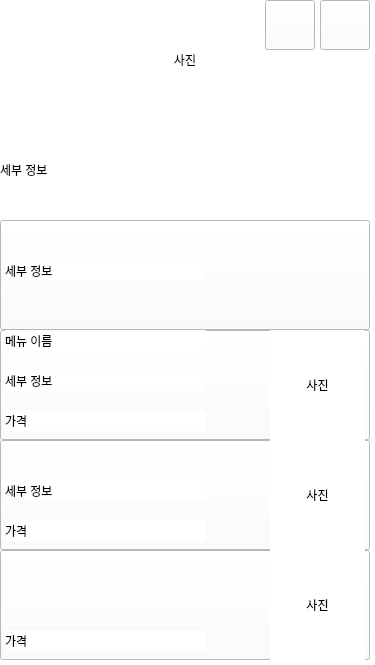
LeeSooBin96/BockPang, file CustomerClient/orderpage.ui: the form before one commit.
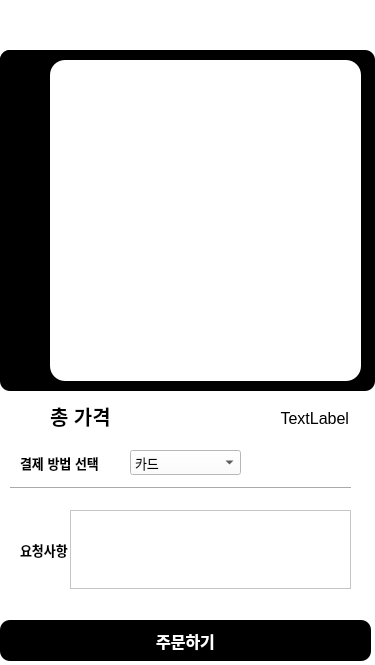
The form after the commit. The open tabs and pages were chosen to show the change. Icons and pictures are not drawn.

Diff of the .ui file:
```diff
--- a/CustomerClient/orderpage.ui
+++ b/CustomerClient/orderpage.ui
@@ -44,7 +44,7 @@
    <item>
     <widget class="QStackedWidget" name="stackedWidget">
      <property name="currentIndex">
-      <number>4</number>
+      <number>7</number>
      </property>
      <widget class="QWidget" name="page">
       <widget class="QPushButton" name="Btn_Burger_3">
@@ -1020,7 +1020,7 @@
         <item>
          <widget class="QTabWidget" name="tabWidget">
           <property name="currentIndex">
-           <number>1</number>
+           <number>0</number>
           </property>
           <widget class="QWidget" name="tab">
            <attribute name="title">
@@ -1462,7 +1462,8 @@
         </rect>
        </property>
        <property name="styleSheet">
-        <string notr="true">border-image: url(:/Image/Back_2.png);</string>
+        <string notr="true">border-image: url(:/Image/Back_2.png);
+background-color: rgba(255, 255, 255,0);</string>
        </property>
        <property name="text">
         <string/>
@@ -1483,7 +1484,7 @@
          <x>-10</x>
          <y>-1</y>
          <width>391</width>
-         <height>631</height>
+         <height>601</height>
         </rect>
        </property>
        <property name="lineWidth">
@@ -1501,7 +1502,7 @@
           <x>0</x>
           <y>0</y>
           <width>395</width>
-          <height>629</height>
+          <height>599</height>
          </rect>
         </property>
         <layout class="QVBoxLayout" name="OPVlayout" stretch="0">
@@ -1681,6 +1682,53 @@
         <string>장바구니 담기</string>
        </property>
       </widget>
+      <widget class="QWidget" name="layoutWidget">
+       <property name="geometry">
+        <rect>
+         <x>10</x>
+         <y>590</y>
+         <width>351</width>
+         <height>41</height>
+        </rect>
+       </property>
+       <layout class="QHBoxLayout" name="horizontalLayout_18" stretch="3,7">
+        <item>
+         <widget class="QLabel" name="label_28">
+          <property name="font">
+           <font>
+            <pointsize>10</pointsize>
+            <bold>true</bold>
+           </font>
+          </property>
+          <property name="styleSheet">
+           <string notr="true">color: rgb(0, 0, 0);
+background-color: rgba(255, 255, 255,0);</string>
+          </property>
+          <property name="text">
+           <string>선택된 가격 :</string>
+          </property>
+         </widget>
+        </item>
+        <item>
+         <widget class="QLabel" name="lblSelectedPrice">
+          <property name="font">
+           <font>
+            <pointsize>10</pointsize>
+            <bold>true</bold>
+           </font>
+          </property>
+          <property name="styleSheet">
+           <string notr="true">color: rgb(0, 0, 0);
+background-color: rgba(255, 255, 255,0);</string>
+          </property>
+          <property name="text">
+           <string>TextLabel</string>
+          </property>
+         </widget>
+        </item>
+       </layout>
+      </widget>
+      <zorder>layoutWidget</zorder>
       <zorder>scrollArea_2</zorder>
       <zorder>Btn_Marcket_Back_4</zorder>
       <zorder>pushButton</zorder>
@@ -1903,8 +1951,30 @@
       <zorder>LWNoticelist</zorder>
       <zorder>Btn_Marcket_Back_6</zorder>
      </widget>
-     <widget class="QWidget" name="page_11">
-      <widget class="QLabel" name="label_22">
+     <widget class="QWidget" name="page_3">
+      <widget class="QLabel" name="label_29">
+       <property name="geometry">
+        <rect>
+         <x>20</x>
+         <y>510</y>
+         <width>52</width>
+         <height>79</height>
+        </rect>
+       </property>
+       <property name="font">
+        <font>
+         <pointsize>10</pointsize>
+         <bold>true</bold>
+        </font>
+       </property>
+       <property name="styleSheet">
+        <string notr="true">color: rgb(0, 0, 0);</string>
+       </property>
+       <property name="text">
+        <string>요청사항</string>
+       </property>
+      </widget>
+      <widget class="QLabel" name="label_26">
        <property name="geometry">
         <rect>
          <x>0</x>
@@ -1922,32 +1992,7 @@
         <string/>
        </property>
       </widget>
-      <widget class="QPushButton" name="Btn_Marcket_Back_7">
-       <property name="geometry">
-        <rect>
-         <x>0</x>
-         <y>0</y>
-         <width>50</width>
-         <height>50</height>
-        </rect>
-       </property>
-       <property name="styleSheet">
-        <string notr="true">border-image: url(:/Image/Back_2.png);</string>
-       </property>
-       <property name="text">
-        <string/>
-       </property>
-       <property name="iconSize">
-        <size>
-         <width>50</width>
-         <height>50</height>
-        </size>
-       </property>
-       <property name="flat">
-        <bool>true</bool>
-       </property>
-      </widget>
-      <widget class="QLabel" name="label_23">
+      <widget class="QLabel" name="label_30">
        <property name="geometry">
         <rect>
          <x>0</x>
@@ -1966,6 +2011,127 @@
         <string/>
        </property>
       </widget>
+      <widget class="QTextEdit" name="textEdit">
+       <property name="geometry">
+        <rect>
+         <x>70</x>
+         <y>510</y>
+         <width>281</width>
+         <height>79</height>
+        </rect>
+       </property>
+       <property name="styleSheet">
+        <string notr="true">color: rgb(0, 0, 0);</string>
+       </property>
+       <property name="horizontalScrollBarPolicy">
+        <enum>Qt::ScrollBarAlwaysOff</enum>
+       </property>
+      </widget>
+      <widget class="QLabel" name="label_31">
+       <property name="geometry">
+        <rect>
+         <x>50</x>
+         <y>400</y>
+         <width>94</width>
+         <height>31</height>
+        </rect>
+       </property>
+       <property name="font">
+        <font>
+         <pointsize>15</pointsize>
+         <bold>true</bold>
+        </font>
+       </property>
+       <property name="styleSheet">
+        <string notr="true">color: rgb(0, 0, 0);</string>
+       </property>
+       <property name="text">
+        <string>총 가격</string>
+       </property>
+      </widget>
+      <widget class="QLabel" name="label_32">
+       <property name="geometry">
+        <rect>
+         <x>20</x>
+         <y>450</y>
+         <width>112</width>
+         <height>25</height>
+        </rect>
+       </property>
+       <property name="font">
+        <font>
+         <pointsize>10</pointsize>
+         <bold>true</bold>
+        </font>
+       </property>
+       <property name="styleSheet">
+        <string notr="true">color: rgb(0, 0, 0);</string>
+       </property>
+       <property name="text">
+        <string>결제 방법 선택</string>
+       </property>
+      </widget>
+      <widget class="QComboBox" name="ComboBoxPayWay">
+       <property name="geometry">
+        <rect>
+         <x>130</x>
+         <y>450</y>
+         <width>111</width>
+         <height>25</height>
+        </rect>
+       </property>
+       <property name="font">
+        <font>
+         <pointsize>10</pointsize>
+        </font>
+       </property>
+       <property name="styleSheet">
+        <string notr="true">color: rgb(0, 0, 0);</string>
+       </property>
+       <property name="frame">
+        <bool>true</bool>
+       </property>
+       <item>
+        <property name="text">
+         <string>카드</string>
+        </property>
+       </item>
+       <item>
+        <property name="text">
+         <string>계좌이체</string>
+        </property>
+       </item>
+       <item>
+        <property name="text">
+         <string>만나서 결제</string>
+        </property>
+       </item>
+      </widget>
+      <widget class="QPushButton" name="BtnOrder">
+       <property name="geometry">
+        <rect>
+         <x>0</x>
+         <y>620</y>
+         <width>371</width>
+         <height>41</height>
+        </rect>
+       </property>
+       <property name="font">
+        <font>
+         <pointsize>12</pointsize>
+         <bold>true</bold>
+        </font>
+       </property>
+       <property name="styleSheet">
+        <string notr="true">color: rgb(255, 255, 255);
+background-color: rgb(0, 0, 0);
+border-radius:10px;
+</string>
+       </property>
+       <property name="text">
+        <string>주문하기</string>
+       </property>
+      </widget>
       <widget class="QTableWidget" name="TWShoplist">
        <property name="geometry">
         <rect>
@@ -1981,6 +2147,11 @@
          <verstretch>0</verstretch>
         </sizepolicy>
        </property>
+       <property name="font">
+        <font>
+         <pointsize>12</pointsize>
+        </font>
+       </property>
        <property name="styleSheet">
         <string notr="true">border-radius:15px;
 background-color: rgb(255, 255, 255);</string>
@@ -2003,6 +2174,9 @@
        <property name="horizontalScrollMode">
         <enum>QAbstractItemView::ScrollPerPixel</enum>
        </property>
+       <attribute name="horizontalHeaderVisible">
+        <bool>false</bool>
+       </attribute>
        <attribute name="horizontalHeaderMinimumSectionSize">
         <number>10</number>
        </attribute>
@@ -2018,11 +2192,6 @@
        <attribute name="verticalHeaderStretchLastSection">
         <bool>false</bool>
        </attribute>
-       <row>
-        <property name="text">
-         <string>New Row</string>
-        </property>
-       </row>
        <column>
         <property name="text">
          <string>NO</string>
@@ -2057,7 +2226,32 @@
         </property>
        </column>
       </widget>
-      <widget class="Line" name="line_10">
+      <widget class="QLabel" name="lblTotalPrice">
+       <property name="geometry">
+        <rect>
+         <x>130</x>
+         <y>400</y>
+         <width>219</width>
+         <height>36</height>
+        </rect>
+       </property>
+       <property name="font">
+        <font>
+         <pointsize>12</pointsize>
+        </font>
+       </property>
+       <property name="styleSheet">
+        <string notr="true">color: rgb(0, 0, 0);
+background-color: rgba(255, 255, 255,0);</string>
+       </property>
+       <property name="text">
+        <string>TextLabel</string>
+       </property>
+       <property name="alignment">
+        <set>Qt::AlignRight|Qt::AlignTrailing|Qt::AlignVCenter</set>
+       </property>
+      </widget>
+      <widget class="Line" name="line_11">
        <property name="geometry">
         <rect>
          <x>10</x>
@@ -2070,678 +2264,32 @@
         <enum>Qt::Horizontal</enum>
        </property>
       </widget>
-      <widget class="QPushButton" name="pushButton_2">
+      <widget class="QPushButton" name="Btn_Marcket_Backex">
        <property name="geometry">
         <rect>
          <x>0</x>
-         <y>620</y>
-         <width>371</width>
-         <height>41</height>
+         <y>0</y>
+         <width>50</width>
+         <height>50</height>
         </rect>
        </property>
-       <property name="font">
-        <font>
-         <pointsize>12</pointsize>
-         <bold>true</bold>
-        </font>
-       </property>
        <property name="styleSheet">
-        <string notr="true">color: rgb(255, 255, 255);
-background-color: rgb(0, 0, 0);
-border-radius:10px;
-</string>
-       </property>
-       <property name="text">
-        <string>주문하기</string>
-       </property>
-      </widget>
-      <widget class="QWidget" name="">
-       <property name="geometry">
-        <rect>
-         <x>50</x>
-         <y>400</y>
-         <width>321</width>
-         <height>38</height>
-        </rect>
-       </property>
-       <layout class="QHBoxLayout" name="horizontalLayout_16" stretch="3,7">
-        <property name="topMargin">
-         <number>0</number>
-        </property>
-        <item>
-         <widget class="QLabel" name="label_25">
-          <property name="font">
-           <font>
-            <pointsize>15</pointsize>
-            <bold>true</bold>
-           </font>
-          </property>
-          <property name="styleSheet">
-           <string notr="true">color: rgb(0, 0, 0);</string>
-          </property>
-          <property name="text">
-           <string>총 가격</string>
-          </property>
-         </widget>
-        </item>
-        <item>
-         <widget class="QLabel" name="label_26">
-          <property name="font">
-           <font>
-            <pointsize>12</pointsize>
-           </font>
-          </property>
-          <property name="styleSheet">
-           <string notr="true">color: rgb(0, 0, 0);
+        <string notr="true">border-image: url(:/Image/Back_2.png);
 background-color: rgba(255, 255, 255,0);</string>
-          </property>
-          <property name="text">
-           <string>TextLabel</string>
-          </property>
-          <property name="alignment">
-           <set>Qt::AlignRight|Qt::AlignTrailing|Qt::AlignVCenter</set>
-          </property>
-         </widget>
-        </item>
-       </layout>
-       <zorder>label_26</zorder>
-      </widget>
-      <widget class="QWidget" name="">
-       <property name="geometry">
-        <rect>
-         <x>10</x>
-         <y>500</y>
-         <width>341</width>
-         <height>81</height>
-        </rect>
        </property>
-       <layout class="QHBoxLayout" name="horizontalLayout_17">
-        <item>
-         <widget class="QLabel" name="label_27">
-          <property name="font">
-           <font>
-            <pointsize>10</pointsize>
-            <bold>true</bold>
-           </font>
-          </property>
-          <property name="styleSheet">
-           <string notr="true">color: rgb(0, 0, 0);</string>
-          </property>
-          <property name="text">
-           <string>요청사항</string>
-          </property>
-         </widget>
-        </item>
-        <item>
-         <widget class="QTextEdit" name="textEdit">
-          <property name="styleSheet">
-           <string notr="true">color: rgb(0, 0, 0);</string>
-          </property>
-          <property name="horizontalScrollBarPolicy">
-           <enum>Qt::ScrollBarAlwaysOff</enum>
-          </property>
-         </widget>
-        </item>
-       </layout>
-      </widget>
-      <widget class="QWidget" name="">
-       <property name="geometry">
-        <rect>
-         <x>10</x>
-         <y>450</y>
-         <width>231</width>
-         <height>27</height>
-        </rect>
-       </property>
-       <layout class="QHBoxLayout" name="horizontalLayout_15">
-        <item>
-         <widget class="QLabel" name="label_24">
-          <property name="font">
-           <font>
-            <pointsize>10</pointsize>
-            <bold>true</bold>
-           </font>
-          </property>
-          <property name="styleSheet">
-           <string notr="true">color: rgb(0, 0, 0);</string>
-          </property>
-          <property name="text">
-           <string>결제 방법 선택</string>
-          </property>
-         </widget>
-        </item>
-        <item>
-         <widget class="QComboBox" name="ComboBoxPayWay">
-          <property name="font">
-           <font>
-            <pointsize>10</pointsize>
-           </font>
-          </property>
-          <property name="styleSheet">
-           <string notr="true">color: rgb(0, 0, 0);</string>
-          </property>
-          <property name="frame">
-           <bool>true</bool>
-          </property>
-          <item>
-           <property name="text">
-            <string>카드</string>
-           </property>
-          </item>
-          <item>
-           <property name="text">
-            <string>계좌이체</string>
-           </property>
-          </item>
-          <item>
-           <property name="text">
-            <string>만나서 결제</string>
-           </property>
-          </item>
-         </widget>
-        </item>
-       </layout>
-      </widget>
-     </widget>
-     <widget class="QWidget" name="page_3">
-      <widget class="QLabel" name="lb_Menu_name3">
-       <property name="geometry">
-        <rect>
-         <x>5</x>
-         <y>440</y>
-         <width>201</width>
-         <height>21</height>
-        </rect>
-       </property>
        <property name="text">
-        <string>메뉴 이름</string>
-       </property>
-      </widget>
-      <widget class="QLabel" name="lb_Menu_Detail">
-       <property name="geometry">
-        <rect>
-         <x>0</x>
-         <y>120</y>
-         <width>370</width>
-         <height>100</height>
-        </rect>
-       </property>
-       <property name="text">
-        <string>세부 정보</string>
-       </property>
-      </widget>
-      <widget class="QPushButton" name="Btn_Menu2">
-       <property name="geometry">
-        <rect>
-         <x>0</x>
-         <y>330</y>
-         <width>370</width>
-         <height>110</height>
-        </rect>
-       </property>
-       <property name="text">
         <string/>
        </property>
-       <property name="flat">
-        <bool>false</bool>
-       </property>
-      </widget>
-      <widget class="QLabel" name="lb_Menu_Detail4">
-       <property name="geometry">
-        <rect>
-         <x>5</x>
-         <y>590</y>
-         <width>201</width>
-         <height>21</height>
-        </rect>
-       </property>
-       <property name="text">
-        <string>세부 정보</string>
-       </property>
-      </widget>
-      <widget class="QPushButton" name="Btn_Menu_Back">
-       <property name="geometry">
-        <rect>
-         <x>0</x>
-         <y>0</y>
+       <property name="iconSize">
+        <size>
          <width>50</width>
          <height>50</height>
-        </rect>
+        </size>
        </property>
-       <property name="styleSheet">
-        <string notr="true">border-image: url(:/Image/Back_2.png);</string>
-       </property>
-       <property name="text">
-        <string/>
-       </property>
        <property name="flat">
         <bool>true</bool>
        </property>
       </widget>
-      <widget class="QLabel" name="lb_Menu_name2">
-       <property name="geometry">
-        <rect>
-         <x>5</x>
-         <y>330</y>
-         <width>201</width>
-         <height>21</height>
-        </rect>
-       </property>
-       <property name="text">
-        <string>메뉴 이름</string>
-       </property>
-      </widget>
-      <widget class="QPushButton" name="Btn_Menu3">
-       <property name="geometry">
-        <rect>
-         <x>0</x>
-         <y>440</y>
-         <width>370</width>
-         <height>110</height>
-        </rect>
-       </property>
-       <property name="text">
-        <string/>
-       </property>
-       <property name="flat">
-        <bool>false</bool>
-       </property>
-      </widget>
-      <widget class="QLabel" name="lb_Menu_Detail3">
-       <property name="geometry">
-        <rect>
-         <x>5</x>
-         <y>480</y>
-         <width>201</width>
-         <height>21</height>
-        </rect>
-       </property>
-       <property name="text">
-        <string>세부 정보</string>
-       </property>
-      </widget>
-      <widget class="QLabel" name="lb_Menu_Photo1">
-       <property name="geometry">
-        <rect>
-         <x>270</x>
-         <y>220</y>
-         <width>95</width>
-         <height>110</height>
-        </rect>
-       </property>
-       <property name="text">
-        <string>사진</string>
-       </property>
-       <property name="alignment">
-        <set>Qt::AlignCenter</set>
-       </property>
-      </widget>
-      <widget class="QLabel" name="lb_Menu_Price1">
-       <property name="geometry">
-        <rect>
-         <x>5</x>
-         <y>300</y>
-         <width>201</width>
-         <height>21</height>
-        </rect>
-       </property>
-       <property name="text">
-        <string>가격</string>
-       </property>
-      </widget>
-      <widget class="QLabel" name="lb_Menu_Price2">
-       <property name="geometry">
-        <rect>
-         <x>5</x>
-         <y>410</y>
-         <width>201</width>
-         <height>21</height>
-        </rect>
-       </property>
-       <property name="text">
-        <string>가격</string>
-       </property>
-      </widget>
-      <widget class="QLabel" name="lb_Menu_name4">
-       <property name="geometry">
-        <rect>
-         <x>5</x>
-         <y>550</y>
-         <width>201</width>
-         <height>21</height>
-        </rect>
-       </property>
-       <property name="text">
-        <string>메뉴 이름</string>
-       </property>
-      </widget>
-      <widget class="QLabel" name="lb_Menu_Photo2">
-       <property name="geometry">
-        <rect>
-         <x>270</x>
-         <y>330</y>
-         <width>95</width>
-         <height>110</height>
-        </rect>
-       </property>
-       <property name="text">
-        <string>사진</string>
-       </property>
-       <property name="alignment">
-        <set>Qt::AlignCenter</set>
-       </property>
-      </widget>
-      <widget class="QLabel" name="lb_Menu_Detail2">
-       <property name="geometry">
-        <rect>
-         <x>5</x>
-         <y>370</y>
-         <width>201</width>
-         <height>21</height>
-        </rect>
-       </property>
-       <property name="text">
-        <string>세부 정보</string>
-       </property>
-      </widget>
-      <widget class="QLabel" name="lb_Menu_Price3">
-       <property name="geometry">
-        <rect>
-         <x>5</x>
-         <y>520</y>
-         <width>201</width>
-         <height>21</height>
-        </rect>
-       </property>
-       <property name="text">
-        <string>가격</string>
-       </property>
-      </widget>
-      <widget class="QLabel" name="lb_Menu_Photo">
-       <property name="geometry">
-        <rect>
-         <x>0</x>
-         <y>0</y>
-         <width>370</width>
-         <height>120</height>
-        </rect>
-       </property>
-       <property name="text">
-        <string>사진</string>
-       </property>
-       <property name="alignment">
-        <set>Qt::AlignCenter</set>
-       </property>
-      </widget>
-      <widget class="QPushButton" name="Btn_Menu4">
-       <property name="geometry">
-        <rect>
-         <x>0</x>
-         <y>550</y>
-         <width>370</width>
-         <height>110</height>
-        </rect>
-       </property>
-       <property name="text">
-        <string/>
-       </property>
-       <property name="flat">
-        <bool>false</bool>
-       </property>
-      </widget>
-      <widget class="QPushButton" name="Btn_Menu_Bascket">
-       <property name="geometry">
-        <rect>
-         <x>320</x>
-         <y>0</y>
-         <width>50</width>
-         <height>50</height>
-        </rect>
-       </property>
-       <property name="styleSheet">
-        <string notr="true">border-image: url(:/Image/Baskcet.png);</string>
-       </property>
-       <property name="text">
-        <string/>
-       </property>
-      </widget>
-      <widget class="QLabel" name="lb_Menu_name1">
-       <property name="geometry">
-        <rect>
-         <x>5</x>
-         <y>220</y>
-         <width>201</width>
-         <height>21</height>
-        </rect>
-       </property>
-       <property name="text">
-        <string>메뉴 이름</string>
-       </property>
-      </widget>
-      <widget class="QPushButton" name="Btn_Menu1">
-       <property name="geometry">
-        <rect>
-         <x>0</x>
-         <y>220</y>
-         <width>370</width>
-         <height>110</height>
-        </rect>
-       </property>
-       <property name="text">
-        <string/>
-       </property>
-       <property name="flat">
-        <bool>false</bool>
-       </property>
-      </widget>
-      <widget class="QLabel" name="lb_Menu_Photo4">
-       <property name="geometry">
-        <rect>
-         <x>270</x>
-         <y>550</y>
-         <width>95</width>
-         <height>110</height>
-        </rect>
-       </property>
-       <property name="text">
-        <string>사진</string>
-       </property>
-       <property name="alignment">
-        <set>Qt::AlignCenter</set>
-       </property>
-      </widget>
-      <widget class="QPushButton" name="Btn_Menu_home">
-       <property name="geometry">
-        <rect>
-         <x>265</x>
-         <y>0</y>
-         <width>50</width>
-         <height>50</height>
-        </rect>
-       </property>
-       <property name="styleSheet">
-        <string notr="true">border-image: url(:/Image/HOME.png);</string>
-       </property>
-       <property name="text">
-        <string/>
-       </property>
-      </widget>
-      <widget class="QLabel" name="lb_Menu_Detail1">
-       <property name="geometry">
-        <rect>
-         <x>5</x>
-         <y>260</y>
-         <width>201</width>
-         <height>21</height>
-        </rect>
-       </property>
-       <property name="text">
-        <string>세부 정보</string>
-       </property>
-      </widget>
-      <widget class="QLabel" name="lb_Menu_Price4">
-       <property name="geometry">
-        <rect>
-         <x>5</x>
-         <y>630</y>
-         <width>201</width>
-         <height>21</height>
-        </rect>
-       </property>
-       <property name="text">
-        <string>가격</string>
-       </property>
-      </widget>
-      <widget class="QLabel" name="lb_Menu_Photo3">
-       <property name="geometry">
-        <rect>
-         <x>270</x>
-         <y>440</y>
-         <width>95</width>
-         <height>110</height>
-        </rect>
-       </property>
-       <property name="text">
-        <string>사진</string>
-       </property>
-       <property name="alignment">
-        <set>Qt::AlignCenter</set>
-       </property>
-      </widget>
-      <zorder>lb_Menu_Photo</zorder>
-      <zorder>lb_Menu_name3</zorder>
-      <zorder>lb_Menu_Detail</zorder>
-      <zorder>Btn_Menu2</zorder>
-      <zorder>lb_Menu_Detail4</zorder>
-      <zorder>Btn_Menu_Back</zorder>
-      <zorder>lb_Menu_name2</zorder>
-      <zorder>Btn_Menu3</zorder>
-      <zorder>lb_Menu_Detail3</zorder>
-      <zorder>lb_Menu_Photo1</zorder>
-      <zorder>lb_Menu_Price1</zorder>
-      <zorder>lb_Menu_Price2</zorder>
-      <zorder>lb_Menu_name4</zorder>
-      <zorder>lb_Menu_Photo2</zorder>
-      <zorder>lb_Menu_Detail2</zorder>
-      <zorder>lb_Menu_Price3</zorder>
-      <zorder>Btn_Menu4</zorder>
-      <zorder>Btn_Menu_Bascket</zorder>
-      <zorder>lb_Menu_name1</zorder>
-      <zorder>Btn_Menu1</zorder>
-      <zorder>lb_Menu_Photo4</zorder>
-      <zorder>Btn_Menu_home</zorder>
-      <zorder>lb_Menu_Detail1</zorder>
-      <zorder>lb_Menu_Price4</zorder>
-      <zorder>lb_Menu_Photo3</zorder>
-     </widget>
-     <widget class="QWidget" name="page_4">
-      <widget class="QPushButton" name="Btn_Detailmenu_Bascket">
-       <property name="geometry">
-        <rect>
-         <x>320</x>
-         <y>0</y>
-         <width>50</width>
-         <height>50</height>
-        </rect>
-       </property>
-       <property name="styleSheet">
-        <string notr="true">border-image: url(:/Image/Baskcet.png);</string>
-       </property>
-       <property name="text">
-        <string/>
-       </property>
-       <property name="flat">
-        <bool>true</bool>
-       </property>
-      </widget>
-      <widget class="QPushButton" name="Btn_Detailmenu_Back">
-       <property name="geometry">
-        <rect>
-         <x>0</x>
-         <y>0</y>
-         <width>50</width>
-         <height>50</height>
-        </rect>
-       </property>
-       <property name="styleSheet">
-        <string notr="true">border-image: url(:/Image/Back_2.png);</string>
-       </property>
-       <property name="text">
-        <string/>
-       </property>
-       <property name="flat">
-        <bool>true</bool>
-       </property>
-      </widget>
-      <widget class="QListWidget" name="Option_List">
-       <property name="geometry">
-        <rect>
-         <x>0</x>
-         <y>220</y>
-         <width>370</width>
-         <height>440</height>
-        </rect>
-       </property>
-       <item>
-        <property name="text">
-         <string>옵션</string>
-        </property>
-       </item>
-      </widget>
-      <widget class="QLabel" name="lb_Detailmenu_Detail">
-       <property name="geometry">
-        <rect>
-         <x>0</x>
-         <y>120</y>
-         <width>370</width>
-         <height>100</height>
-        </rect>
-       </property>
-       <property name="text">
-        <string>세부 정보</string>
-       </property>
-      </widget>
-      <widget class="QPushButton" name="Btn_Detailmenu_Home">
-       <property name="geometry">
-        <rect>
-         <x>265</x>
-         <y>0</y>
-         <width>50</width>
-         <height>50</height>
-        </rect>
-       </property>
-       <property name="styleSheet">
-        <string notr="true">border-image: url(:/Image/HOME.png);</string>
-       </property>
-       <property name="text">
-        <string/>
-       </property>
-       <property name="flat">
-        <bool>true</bool>
-       </property>
-      </widget>
-      <widget class="QLabel" name="lb_Detailmenu_Photo">
-       <property name="geometry">
-        <rect>
-         <x>0</x>
-         <y>0</y>
-         <width>370</width>
-         <height>120</height>
-        </rect>
-       </property>
-       <property name="text">
-        <string>사진</string>
-       </property>
-       <property name="alignment">
-        <set>Qt::AlignCenter</set>
-       </property>
-      </widget>
-      <zorder>lb_Detailmenu_Photo</zorder>
-      <zorder>Btn_Detailmenu_Bascket</zorder>
-      <zorder>Btn_Detailmenu_Back</zorder>
-      <zorder>Option_List</zorder>
-      <zorder>lb_Detailmenu_Detail</zorder>
-      <zorder>Btn_Detailmenu_Home</zorder>
      </widget>
     </widget>
    </item>
```
Left out of the diff: 98 changed lines with no effect on the pictures.
